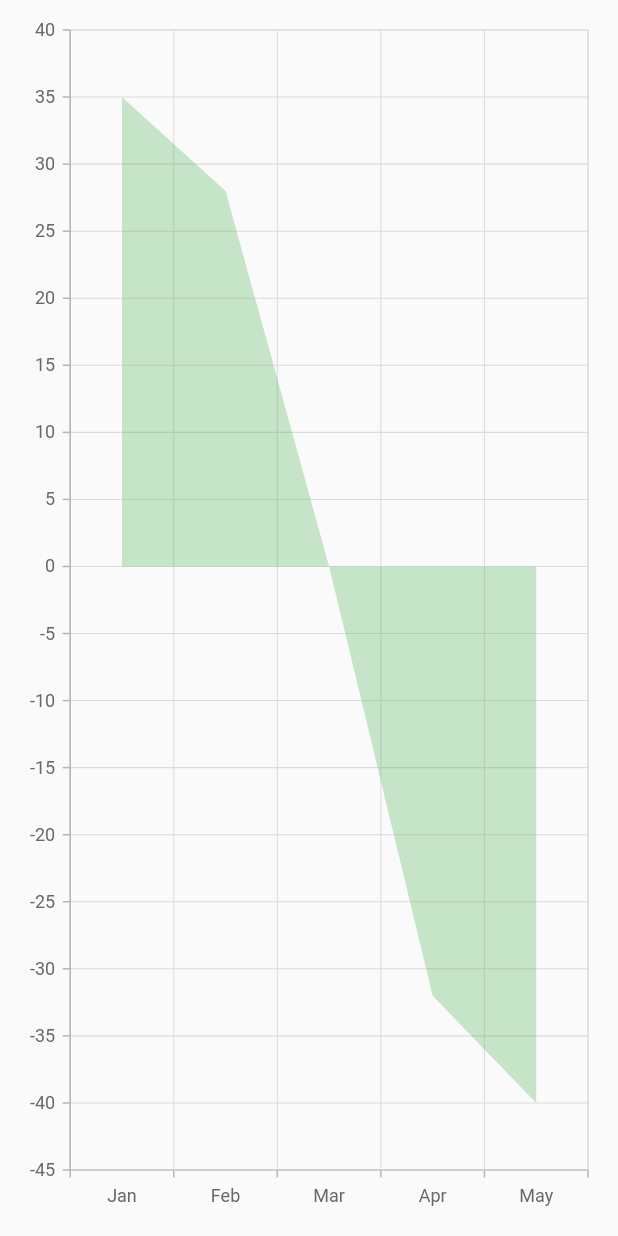
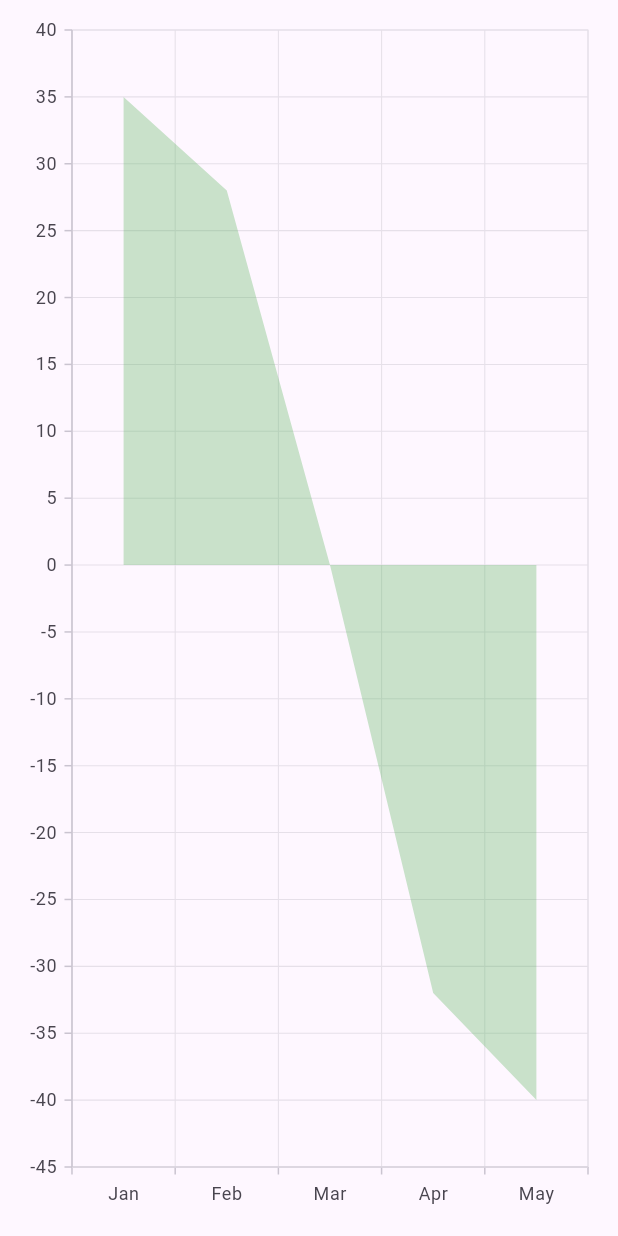
Before and after one commit to SyncfusionExamples/flutter-chart-update-area-color-based-on-values, a Flutter app: the screen it shows after launch, on a phone screen of 412 x 824 dp. Run offline on Flutter 3.47's test engine with Material 3 defaults, Android fonts, the phone set to English and light mode, and no system bars; our stand-ins replace syncfusion_flutter_charts.

Commit message:
FLUT-932176-[others]: updated sample

```diff
--- a/lib/main.dart
+++ b/lib/main.dart
@@ -9,11 +9,7 @@ void main() {
 class _ChartApp extends StatelessWidget {
   @override
   Widget build(BuildContext context) {
-    return MaterialApp(
-      debugShowCheckedModeBanner: false,
-      theme: ThemeData(primarySwatch: Colors.blue, useMaterial3: false),
-      home: MyHomePage(),
-    );
+    return MaterialApp(debugShowCheckedModeBanner: false, home: MyHomePage());
   }
 }
 
@@ -51,8 +47,8 @@ class MyHomePageState extends State<MyHomePage> {
           series: <CartesianSeries<SalesData, String>>[
             AreaSeries<SalesData, String>(
               dataSource: data,
-              xValueMapper: (SalesData data, _) => data.year,
-              yValueMapper: (SalesData data, _) => data.sales,
+              xValueMapper: (SalesData data, int index) => data.year,
+              yValueMapper: (SalesData data, int index) => data.sales,
               color: Colors.green.withValues(alpha: 0.3),
               onCreateShader: (ShaderDetails details) {
                 return ui.Gradient.linear(
```
